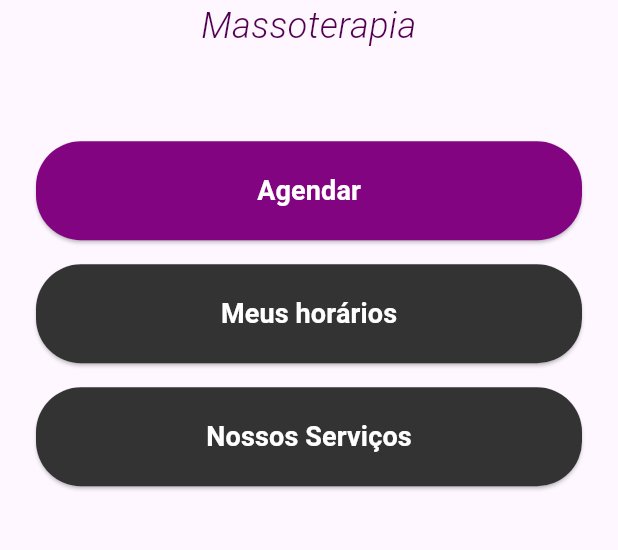
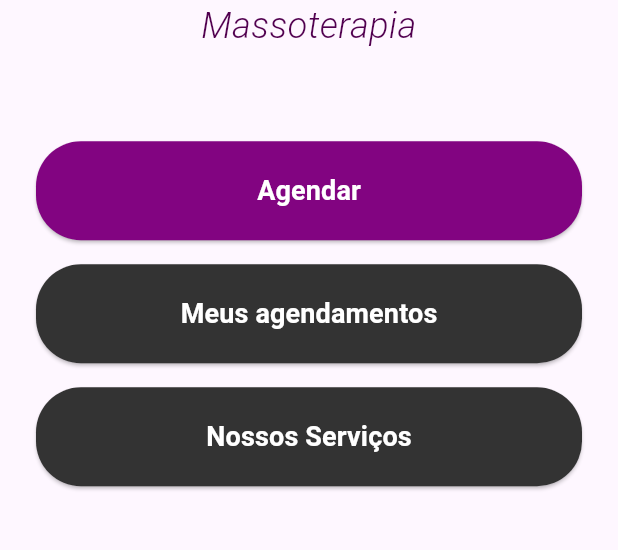
Before and after one commit to ayuizu/ProgMobile_MayumiApp, a Flutter app: the HomePage screen opened by its route, on a phone screen of 412 x 824 dp, the part 458-1008 px from its top. Run offline on Flutter 3.47's test engine with Material 3 defaults, Android fonts, the phone set to English and light mode, and no system bars; our stand-ins replace table_calendar.

Commit message:
Adiciona breves melhorias

```diff
--- a/lib/main.dart
+++ b/lib/main.dart
@@ -35,14 +35,15 @@ class MyApp extends StatelessWidget {
           900: Color(0xFF3301A6),
         }),
       ),
+      // Habilita internacionalização
       localizationsDelegates: const [
         GlobalMaterialLocalizations.delegate,
         GlobalWidgetsLocalizations.delegate,
         GlobalCupertinoLocalizations.delegate,
       ],
       supportedLocales: const [Locale('pt', 'BR')],
-
       initialRoute: '/login',
+      //Define os routes
       routes: {
         '/home': (context) => const HomePage(),
         '/login': (context) => const LoginView(),
--- a/lib/view/agendamento_page.dart
+++ b/lib/view/agendamento_page.dart
@@ -334,11 +334,10 @@ class _AgendamentoViewState extends State<AgendamentoView> {
                   onPressed: () {
                     if (_formKey.currentState!.validate() &&
                         _selectedHorario != null) {
-                      final selectedDateString = DateFormat(
-                        'dd/MM/yyyy',
-                      ).format(_selectedDay!);
+                      DateFormat('dd/MM/yyyy').format(_selectedDay!);
 
                       // TODO: Adicionar lógica para salvar o agendamento
+                      // TODO: Adicionar confirmação de agendamento
                       Navigator.of(context).pop();
                     } else if (_selectedHorario == null) {
                       ScaffoldMessenger.of(context).showSnackBar(
--- a/lib/view/home_page.dart
+++ b/lib/view/home_page.dart
@@ -79,7 +79,7 @@ class HomePage extends StatelessWidget {
                   ),
                 ),
                 child: const Text(
-                  'Meus horários',
+                  'Meus agendamentos',
                   style: TextStyle(
                     color: AppColor.white,
                     fontSize: 18,
```
